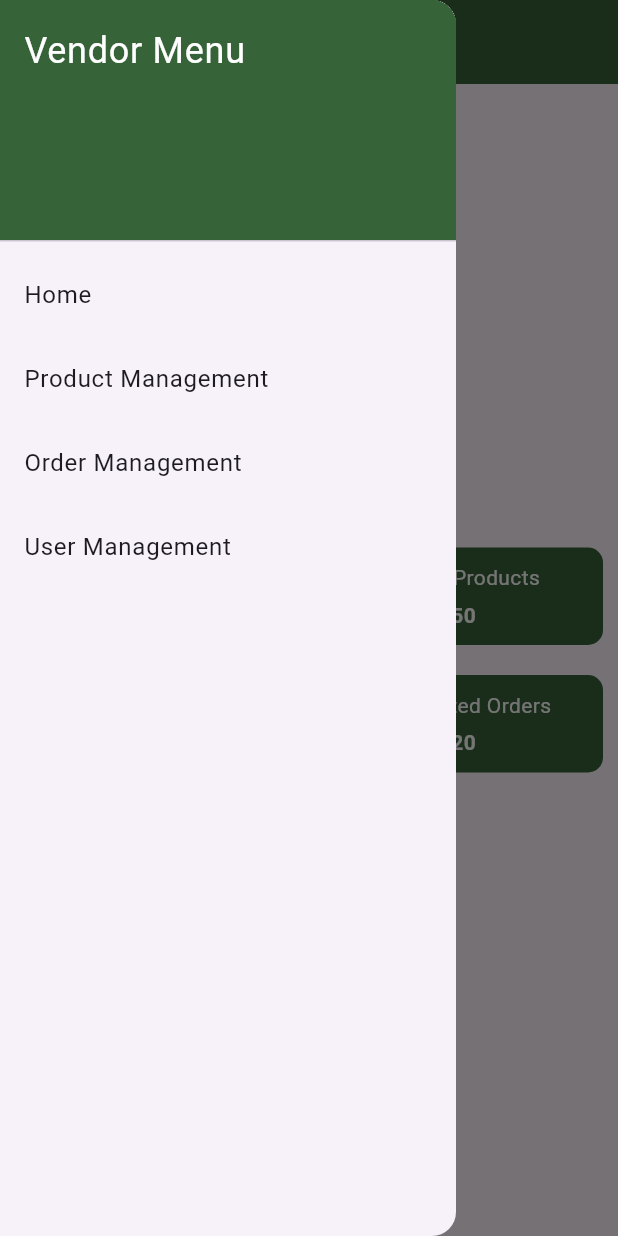
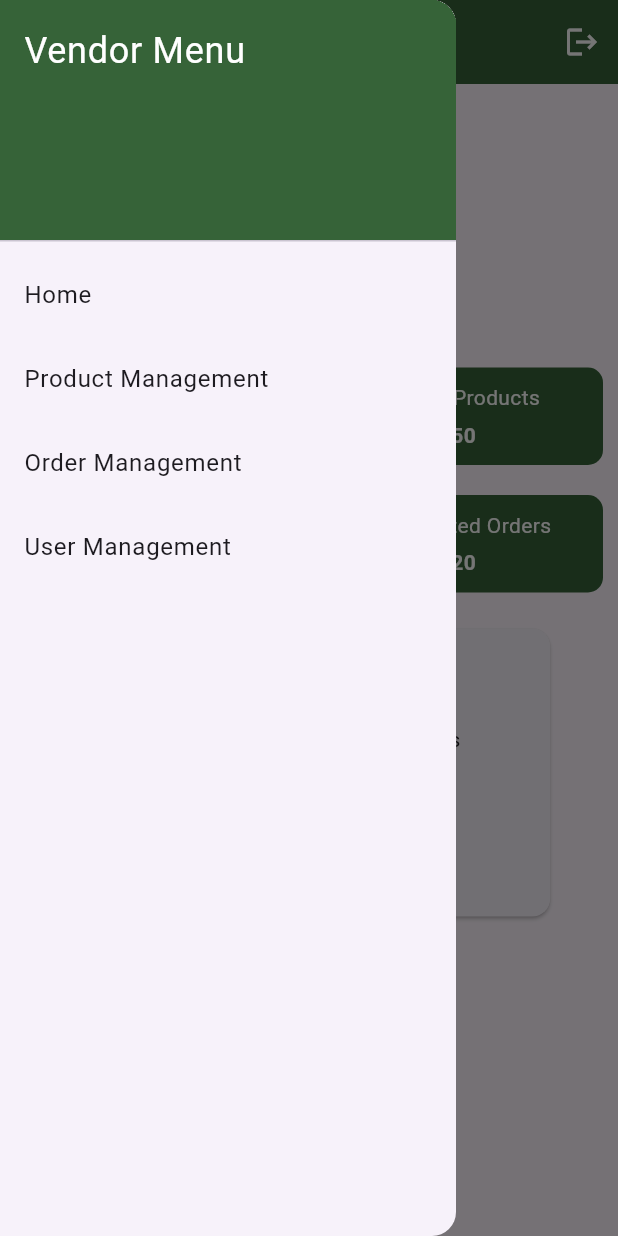
Before and after one commit to Arjitlohani/freshfind, a Flutter app: the VendorDashboardScreen screen opened directly, with the side drawer open, on a phone screen of 412 x 824 dp. Run offline on Flutter 3.47's test engine with Material 3 defaults, Android fonts, the phone set to English and light mode, and no system bars; drawn by our look-alikes of fl_chart; our stand-ins replace image_picker.

Commit message:
Add debugShowCheckedModeBanner: false to MaterialApp in main.dart Import path_provider_foundation in GeneratedPluginRegistrant.swift Add fl_chart and file_picker dependencies in pubspec.yaml Update assets section in pubspec.yaml Import path_provider in pubspec.yaml

```diff
--- a/frontend/freshfinds/lib/actors/vendor/vendor_dashboard.dart
+++ b/frontend/freshfinds/lib/actors/vendor/vendor_dashboard.dart
@@ -1,23 +1,25 @@
 import 'package:flutter/material.dart';
+import 'package:fl_chart/fl_chart.dart';
+import 'package:freshfinds/actors/vendor/productmmt.dart';
+
+import 'product_display.dart';
 
 void main() {
-  runApp(VendorDashboard());
+  runApp(const VendorDashboard());
 }
 
 class VendorDashboard extends StatelessWidget {
+  const VendorDashboard({super.key});
+
   @override
   Widget build(BuildContext context) {
-    return MaterialApp(
-      title: 'Vendor Dashboard',
-      theme: ThemeData(
-        primarySwatch: Colors.blue,
-      ),
-      home: VendorDashboardScreen(),
-    );
+    return const VendorDashboardScreen();
   }
 }
 
 class VendorDashboardScreen extends StatefulWidget {
+  const VendorDashboardScreen({super.key});
+
   @override
   _VendorDashboardScreenState createState() => _VendorDashboardScreenState();
 }
@@ -29,11 +31,20 @@ class _VendorDashboardScreenState extends State<VendorDashboardScreen> {
   Widget build(BuildContext context) {
     return Scaffold(
       appBar: AppBar(
-        title: Text(
+        title: const Text(
           'Vendor Dashboard',
           style: TextStyle(color: Colors.white),
         ),
-        backgroundColor: Color.fromARGB(255, 54, 99, 56),
+        backgroundColor: const Color.fromARGB(255, 54, 99, 56),
+        actions: [
+          IconButton(
+            icon: const Icon(
+              Icons.logout,
+              color: Colors.white,
+            ),
+            onPressed: () => _logout(context),
+          ),
+        ],
       ),
       drawer: VendorDrawer(onTap: (index) {
         setState(() {
@@ -48,23 +59,31 @@ class _VendorDashboardScreenState extends State<VendorDashboardScreen> {
   Widget _buildBody(int index) {
     switch (index) {
       case 0:
-        return VendorHomeScreen();
+        return const VendorHomeScreen();
       case 1:
-        return Container(); // Placeholder for product management
+        return ProductManagementScreen(); // Placeholder for product management
       case 2:
-        return Container(); // Placeholder for order management
+        return ProductDisplay(); // Placeholder for order management
       case 3:
         return Container(); // Placeholder for user management
       default:
         return Container(); // Placeholder
     }
   }
+
+  // Function to handle logout
+  void _logout(BuildContext context) {
+    // Perform any necessary logout tasks here
+    // For example, clearing authentication tokens or session data
+    // Navigate back to the login screen
+    Navigator.pushNamedAndRemoveUntil(context, '/login', (route) => false);
+  }
 }
 
 class VendorDrawer extends StatelessWidget {
   final Function(int) onTap;
 
-  const VendorDrawer({required this.onTap});
+  const VendorDrawer({super.key, required this.onTap});
 
   @override
   Widget build(BuildContext context) {
@@ -72,7 +91,7 @@ class VendorDrawer extends StatelessWidget {
       child: ListView(
         padding: EdgeInsets.zero,
         children: <Widget>[
-          DrawerHeader(
+          const DrawerHeader(
             decoration: BoxDecoration(
               color: Color.fromARGB(255, 54, 99, 56),
             ),
@@ -85,19 +104,19 @@ class VendorDrawer extends StatelessWidget {
             ),
           ),
           ListTile(
-            title: Text('Home'),
+            title: const Text('Home'),
             onTap: () => onTap(0),
           ),
           ListTile(
-            title: Text('Product Management'),
+            title: const Text('Product Management'),
             onTap: () => onTap(1),
           ),
           ListTile(
-            title: Text('Order Management'),
+            title: const Text('Order Management'),
             onTap: () => onTap(2),
           ),
           ListTile(
-            title: Text('User Management'),
+            title: const Text('User Management'),
             onTap: () => onTap(3),
           ),
         ],
@@ -107,6 +126,8 @@ class VendorDrawer extends StatelessWidget {
 }
 
 class VendorHomeScreen extends StatelessWidget {
+  const VendorHomeScreen({super.key});
+
   @override
   Widget build(BuildContext context) {
     return Center(
@@ -121,7 +142,7 @@ class VendorHomeScreen extends StatelessWidget {
               Expanded(child: _buildContainer('Active Products', '50')),
             ],
           ),
-          SizedBox(height: 20),
+          const SizedBox(height: 20),
           Row(
             mainAxisAlignment: MainAxisAlignment.spaceEvenly,
             children: [
@@ -129,6 +150,124 @@ class VendorHomeScreen extends StatelessWidget {
               Expanded(child: _buildContainer('Completed Orders', '20')),
             ],
           ),
+          const SizedBox(height: 20),
+          // Pie Chart for Sales
+          SizedBox(
+            height: 200,
+            width: MediaQuery.of(context).size.width * 0.8,
+            child: Card(
+              child: PieChart(
+                PieChartData(
+                  sections: [
+                    PieChartSectionData(
+                      value: 30,
+                      color: Colors.blue,
+                      title: 'Fruits',
+                      radius: 50,
+                    ),
+                    PieChartSectionData(
+                      value: 40,
+                      color: Colors.green,
+                      title: 'Vegetables',
+                      radius: 50,
+                    ),
+                    PieChartSectionData(
+                      value: 20,
+                      color: Colors.orange,
+                      title: 'Dairy',
+                      radius: 50,
+                    ),
+                    PieChartSectionData(
+                      value: 10,
+                      color: Colors.red,
+                      title: 'Beverages',
+                      radius: 50,
+                    ),
+                  ],
+                ),
+              ),
+            ),
+          ),
+          const SizedBox(height: 20),
+          // Bar Graph for Income
+          // Container(
+          //   height: 200,
+          //   width: MediaQuery.of(context).size.width * 0.8,
+          //   child: Card(
+          //     child: BarChart(
+          //       BarChartData(
+          //         alignment: BarChartAlignment.center,
+          //         groupsSpace: 20,
+          //         barTouchData: BarTouchData(enabled: false),
+          //         titlesData: FlTitlesData(
+          //           show: true,
+          //           leftTitles: AxisTitles(
+          //             show: true,
+          //             getTextStyles: (value) => const TextStyle(
+          //               color: Colors.black,
+          //               fontWeight: FontWeight.bold,
+          //               fontSize: 14,
+          //             ),
+          //             margin: 8,
+          //             reservedSize: 32,
+          //             getTitles: (value) {
+          //               switch (value.toInt()) {
+          //                 case 0:
+          //                   return '0';
+          //                 case 2:
+          //                   return '20';
+          //                 case 4:
+          //                   return '40';
+          //                 default:
+          //                   return '';
+          //               }
+          //             },
+          //           ),
+          //           bottomTitles: AxisTitles(
+          //             show: true,
+          //             getTextStyles: (value) => const TextStyle(
+          //               color: Colors.black,
+          //               fontWeight: FontWeight.bold,
+          //               fontSize: 14,
+          //             ),
+          //             margin: 8,
+          //             reservedSize: 32,
+          //             getTitles: (value) {
+          //               switch (value.toInt()) {
+          //                 case 0:
+          //                   return 'A';
+          //                 case 1:
+          //                   return 'B';
+          //                 case 2:
+          //                   return 'C';
+          //                 case 3:
+          //                   return 'D';
+          //                 default:
+          //                   return '';
+          //               }
+          //             },
+          //           ),
+          //         ),
+          //         borderData: FlBorderData(show: false),
+          //         barGroups: [
+          //           BarChartGroupData(
+          //             x: 0,
+          //             barsSpace: 20,
+          //             barRods: [
+          //               BarChartRodData(toY: 8, color: Colors.blue),
+          //               BarChartRodData(toY: 10, color: Colors.green),
+          //               BarChartRodData(toY: 15, color: Colors.orange),
+          //               BarChartRodData(toYBarChartRodData(
+          // y: 7, // the y value
+          // colors: [Colors.red], // the color of the bar
+          // ): 7, color: Colors.red),
+          //             ],
+          //           ),
+          //         ],
+          //       ),
+          //     ),
+          //   ),
+          // ),
         ],
       ),
     );
@@ -136,10 +275,10 @@ class VendorHomeScreen extends StatelessWidget {
 
   Widget _buildContainer(String title, String value) {
     return Container(
-      padding: EdgeInsets.all(10),
-      margin: EdgeInsets.symmetric(horizontal: 10),
+      padding: const EdgeInsets.all(10),
+      margin: const EdgeInsets.symmetric(horizontal: 10),
       decoration: BoxDecoration(
-        color: Color.fromARGB(255, 54, 99, 56),
+        color: const Color.fromARGB(255, 54, 99, 56),
         borderRadius: BorderRadius.circular(10),
       ),
       child: Column(
@@ -147,12 +286,13 @@ class VendorHomeScreen extends StatelessWidget {
         children: [
           Text(
             title,
-            style: TextStyle(color: Colors.white),
+            style: const TextStyle(color: Colors.white),
           ),
-          SizedBox(height: 5),
+          const SizedBox(height: 5),
           Text(
             value,
-            style: TextStyle(color: Colors.white, fontWeight: FontWeight.bold),
+            style: const TextStyle(
+                color: Colors.white, fontWeight: FontWeight.bold),
           ),
         ],
       ),
--- a/frontend/freshfinds/lib/main.dart
+++ b/frontend/freshfinds/lib/main.dart
@@ -15,6 +15,7 @@ class MyApp extends StatelessWidget {
   @override
   Widget build(BuildContext context) {
     return MaterialApp(
+      debugShowCheckedModeBanner: false,
       title: 'Freshfinds',
       theme: ThemeData(
         primarySwatch: Colors.blue,
```
Also changed, not shown: frontend/freshfinds/pubspec.yaml (+9 -6 lines), frontend/freshfinds/pubspec.lock, 1 other file.
